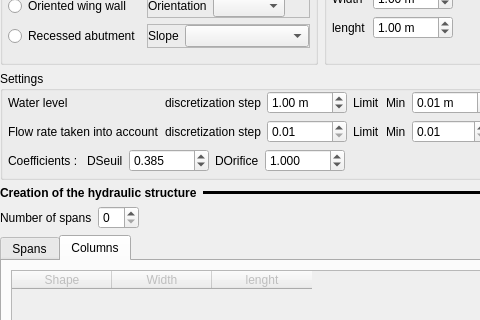
Old version of the form ui/structures/ui_bradley_pc.ui in the repository Artelia/Mascaret; both pictures show x 0 to 480 and y 177 to 497 of the 641 by 679 pixel window.
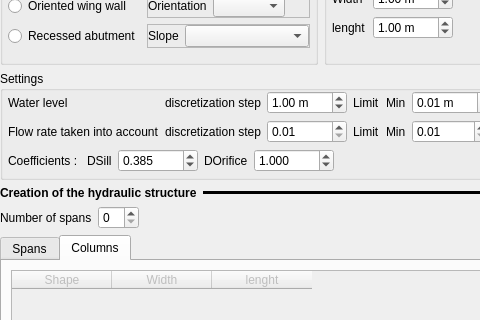
New version of the form. The open tabs and pages were chosen to show the change.

Diff of the .ui file:
```diff
--- a/ui/structures/ui_bradley_pc.ui
+++ b/ui/structures/ui_bradley_pc.ui
@@ -711,7 +711,7 @@
         <item>
          <widget class="QLabel" name="label_36">
           <property name="text">
-           <string>DSeuil</string>
+           <string>DSill</string>
           </property>
          </widget>
         </item>
```
Left out of the diff: 4 changed lines with no effect on the pictures.
